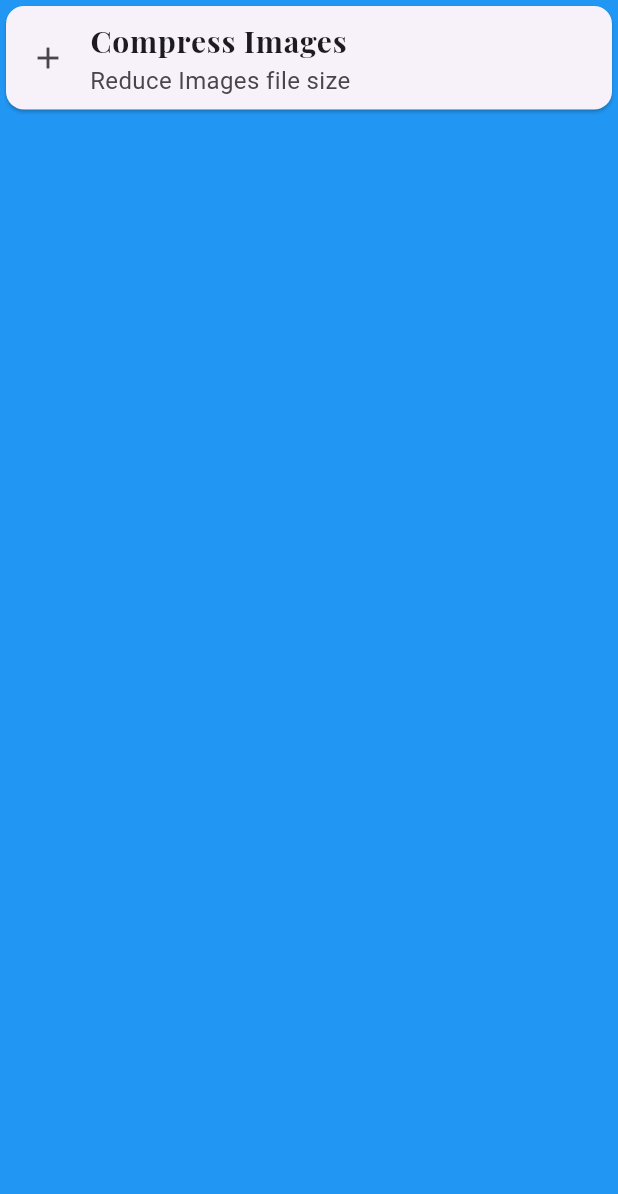
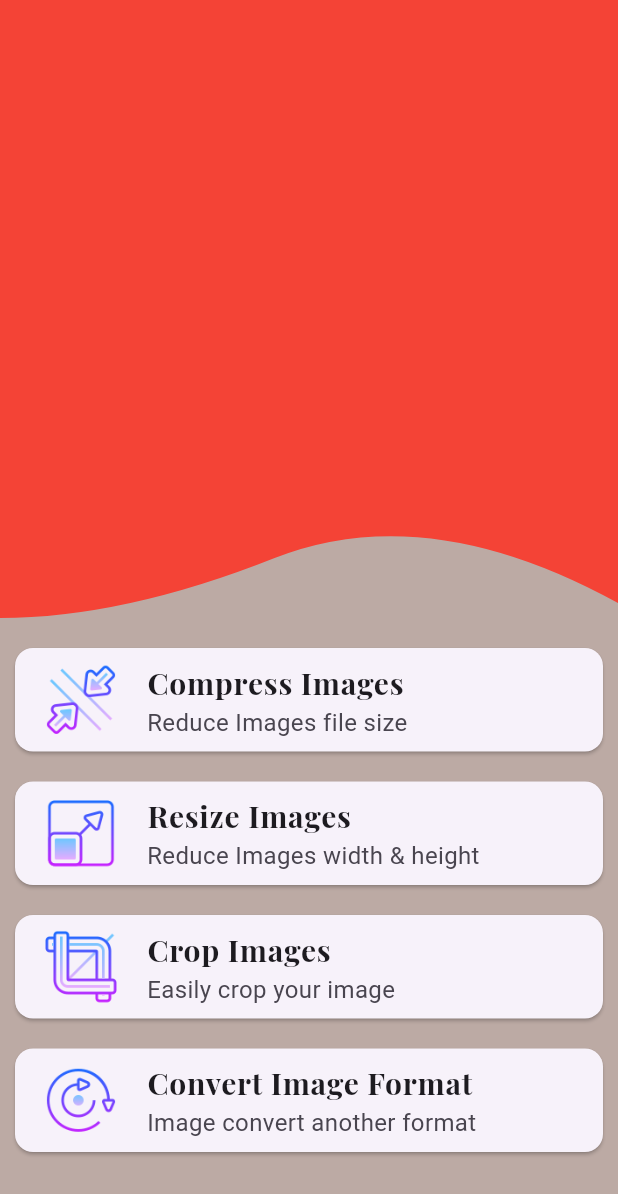
Before and after one commit to Avinashvns/imagecompressorandresizer, a Flutter app: the screen it shows after launch, on a phone screen of 412 x 824 dp. Shown: the top 1194 px of the screen. Run offline on Flutter 3.47's test engine with Material 3 defaults, Android fonts, the phone set to English and light mode, and no system bars.

Commit message:
Clip_path

```diff
--- a/lib/main.dart
+++ b/lib/main.dart
@@ -1,14 +1,11 @@
+import 'package:flutter/material.dart';
+import 'package:imagecompressorandresizer/widget/clip_clipper.dart';
 
-
-import 'package:flutter/material.dart';
-
-void main(){
-  runApp(
-      MaterialApp(
+void main() {
+  runApp(MaterialApp(
     debugShowCheckedModeBanner: false,
     home: MyApp(),
-      )
-  );
+  ));
 }
 
 class MyApp extends StatefulWidget {
@@ -21,21 +18,132 @@ class MyApp extends StatefulWidget {
 class _MyAppState extends State<MyApp> {
   @override
   Widget build(BuildContext context) {
+    final size = MediaQuery.of(context).size;
     return Scaffold(
-      backgroundColor: Colors.blue,
+      backgroundColor: Colors.brown.shade200,
       body: SafeArea(
         child: Container(
+          child: SingleChildScrollView(
             child: Column(
               children: [
-              Card(
-                child: ListTile(
-                  leading: Icon(Icons.add),
-                  title: Text("Compress Images" ,style: TextStyle(fontSize: 20,fontWeight: FontWeight.bold,fontFamily: 'PlayfairDisplay'),),
-                  subtitle: Text("Reduce Images file size",style: TextStyle(fontSize: 16),),
+                // Container
+                ClipPath(
+                  clipper: ClipsClipper(),
+                  child: Container(
+                    height: size.height / 2,
+                    color: Colors.red,
                   ),
                 ),
 
+                SizedBox(
+                  height: 10,
+                ),
+
+                // Compress Image
+                GestureDetector(
+                  child: Card(
+                    margin: const EdgeInsets.all(10),
+                    child: ListTile(
+                      leading: Image(
+                        image: AssetImage("assets/images/compress.png"),
+                      ),
+                      title: Text(
+                        "Compress Images",
+                        style: TextStyle(
+                            fontSize: 20,
+                            fontWeight: FontWeight.bold,
+                            fontFamily: 'PlayfairDisplay'),
+                      ),
+                      subtitle: Text(
+                        "Reduce Images file size",
+                        style: TextStyle(fontSize: 16),
+                      ),
+                    ),
+                  ),
+                  onTap: () {
+                    print("Compress Image");
+                  },
+                ),
+
+                // Resize Image
+                GestureDetector(
+                  child: Card(
+                    margin: const EdgeInsets.all(10),
+                    child: ListTile(
+                      leading: Image(
+                        image: AssetImage("assets/images/resize.png"),
+                      ),
+                      title: Text(
+                        "Resize Images",
+                        style: TextStyle(
+                            fontSize: 20,
+                            fontWeight: FontWeight.bold,
+                            fontFamily: 'PlayfairDisplay'),
+                      ),
+                      subtitle: Text(
+                        "Reduce Images width & height",
+                        style: TextStyle(fontSize: 16),
+                      ),
+                    ),
+                  ),
+                  onTap: () {
+                    print("Resize Image");
+                  },
+                ),
+
+                // Crop Image
+                GestureDetector(
+                  child: Card(
+                    margin: const EdgeInsets.all(10),
+                    child: ListTile(
+                      leading: Image(
+                        image: AssetImage("assets/images/crop.png"),
+                      ),
+                      title: Text(
+                        "Crop Images",
+                        style: TextStyle(
+                            fontSize: 20,
+                            fontWeight: FontWeight.bold,
+                            fontFamily: 'PlayfairDisplay'),
+                      ),
+                      subtitle: Text(
+                        "Easily crop your image",
+                        style: TextStyle(fontSize: 16),
+                      ),
+                    ),
+                  ),
+                  onTap: () {
+                    print("Crop Image");
+                  },
+                ),
+
+                // Convert Image Formate
+                GestureDetector(
+                  child: Card(
+                    margin: const EdgeInsets.all(10),
+                    child: ListTile(
+                      leading: Image(
+                        image: AssetImage("assets/images/convert.png"),
+                      ),
+                      title: Text(
+                        "Convert Image Format",
+                        style: TextStyle(
+                            fontSize: 20,
+                            fontWeight: FontWeight.bold,
+                            fontFamily: 'PlayfairDisplay'),
+                      ),
+                      subtitle: Text(
+                        "Image convert another format",
+                        style: TextStyle(fontSize: 16),
+                      ),
+                    ),
+                  ),
+                  onTap: () {
+                    print("Convert Image");
+                  },
+                ),
               ],
+            ),
           ),
         ),
       ),
--- /dev/null
+++ b/lib/widget/clip_clipper.dart
@@ -0,0 +1,32 @@
+
+
+import 'package:flutter/material.dart';
+
+class ClipsClipper extends CustomClipper<Path>{
+  @override
+  Path getClip(Size size){
+    Path path=Path();
+
+    // path.lineTo(0,size.height);
+    // // path.quadraticBezierTo(0, 0, 50, 600);
+    // path.lineTo(size.width, size.height);
+    //
+    // path.lineTo(size.width, 0);
+    //
+    // // path.quadraticBezierTo(size.width, 0, 0, 0);
+
+    path.lineTo(0, size.height);
+    var firstStart= Offset(size.width/5, size.height);
+    var firstEnd=Offset(size.width/2.25, size.height-40.0);
+    path.quadraticBezierTo(firstStart.dx, firstStart.dy, firstEnd.dx, firstEnd.dy);
+
+    var secondStart=Offset(size.width-(size.width/3.24),size.height-80);
+    var secondEnd=Offset(size.width, size.height-10);
+    path.quadraticBezierTo(secondStart.dx, secondStart.dy, secondEnd.dx, secondEnd.dy);
+    path.lineTo(size.width, 0);
+
+    return path;
+  }
+  @override
+  bool shouldReclip(CustomClipper<Path> oldClipper) => true;
+}
```
Lines whose indentation alone changed are shown as unchanged.
